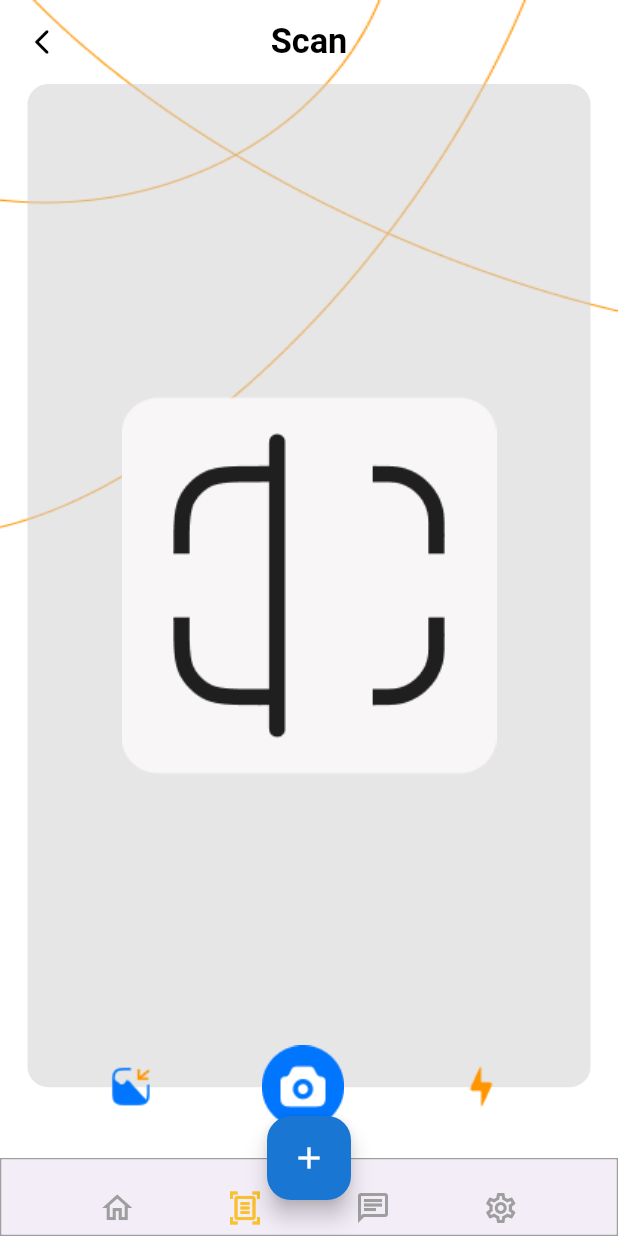
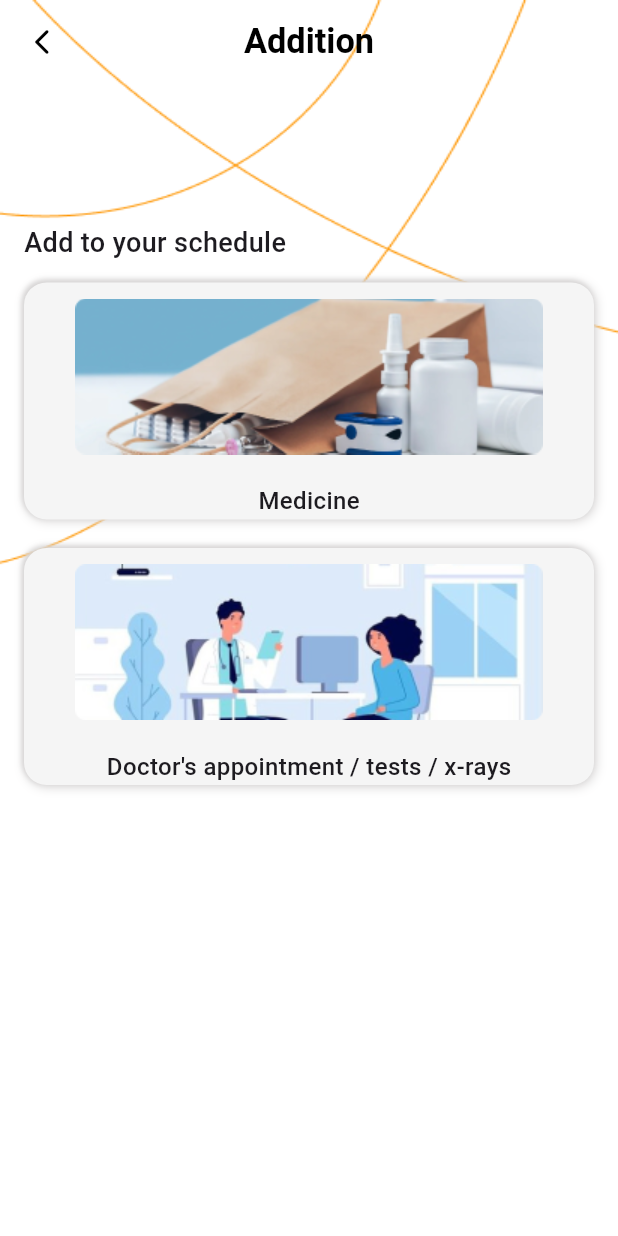
Before and after one commit to MonaAbdelaziz2024/Care_app_two, a Flutter app: the NavBar screen opened directly, item 2 of the bottom bar chosen, after a tap on the "add" icon, on a phone screen of 412 x 824 dp. Run offline on Flutter 3.47's test engine with Material 3 defaults, Android fonts, the phone set to English and light mode, and no system bars; our stand-ins replace curved_navigation_bar, flutter_screenutil; missing offline and left inert: datepicker_dropdown; Roboto replaces fonts that are missing (Ciaro).

Commit message:
Addition page

```diff
--- /dev/null
+++ b/lib/screens/addition/addition_view.dart
@@ -0,0 +1,50 @@
+// ignore_for_file: prefer_const_literals_to_create_immutables, prefer_const_constructors
+
+import 'package:care_app_two/helper/constant.dart';
+import 'package:care_app_two/helper/functions/custom_chat_bot_appbar.dart';
+//import 'package:care_app_two/helper/styles.dart';
+import 'package:care_app_two/screens/widgets/custom_addition_container.dart';
+import 'package:flutter/material.dart';
+import 'package:flutter_screenutil/flutter_screenutil.dart';
+
+class AdditionView extends StatelessWidget {
+  const AdditionView({super.key});
+
+  @override
+  Widget build(BuildContext context) {
+    return Scaffold(
+      appBar: CustomCareAppbar(context, 'Addition'),
+      extendBodyBehindAppBar: true,
+      body: Container(
+        decoration: const BoxDecoration(
+          image: DecorationImage(
+              image: AssetImage(kBackgroundStart), fit: BoxFit.fill),
+        ),
+        child: Padding(
+          padding: const EdgeInsets.symmetric(horizontal: 16),
+          child: ListView(
+            children: [
+              SizedBox(
+                height: 78.h,
+              ),
+              Text('Add to your schedule',
+                  style: TextStyle(
+                    fontSize: 18,
+                    fontWeight: FontWeight.w500,
+                  )),
+              SizedBox(
+                height: 11.h,
+              ),
+              AdditionContainer(
+                  image: ('assets/images/medicine.png'), text: 'Medicine'),
+              SizedBox(height: 16.h),
+              AdditionContainer(
+                  image: ('assets/images/tests.png'),
+                  text: 'Doctor\'s appointment / tests / x-rays'),
+            ],
+          ),
+        ),
+      ),
+    );
+  }
+}
--- a/lib/screens/homepage/home_view_body.dart
+++ b/lib/screens/homepage/home_view_body.dart
@@ -1,3 +1,5 @@
+// ignore_for_file: unnecessary_import
+
 import 'package:care_app_two/helper/constant.dart';
 import 'package:care_app_two/helper/styles.dart';
 import 'package:care_app_two/screens/profile/profile_view.dart';
--- a/lib/screens/profile/profile_view.dart
+++ b/lib/screens/profile/profile_view.dart
@@ -5,8 +5,9 @@ import 'package:care_app_two/helper/functions/custom_chat_bot_appbar.dart';
 import 'package:care_app_two/helper/styles.dart';
 import 'package:care_app_two/screens/start_screen/start.dart';
 import 'package:care_app_two/screens/widgets/custom_line_setting.dart';
-import 'package:care_app_two/screens/widgets/custom_setting_rec.dart';
+import 'package:care_app_two/screens/widgets/custom_profile_rec.dart';
 import 'package:flutter/material.dart';
+import 'package:flutter/widgets.dart';
 import 'package:flutter_screenutil/flutter_screenutil.dart';
 
 class ProfileView extends StatelessWidget {
@@ -105,10 +106,10 @@ class ProfileView extends StatelessWidget {
                 height: 7.h,
               ),
               Container(
-                height: 220.h,
+                height: 280.h,
                 decoration: BoxDecoration(
                   borderRadius: BorderRadius.circular(15),
-                  color: const Color(0xffcccccc).withOpacity(0.5),
+                  color: const Color(0xfff6f6f6),
                 ),
                 child: Column(
                   /// mainAxisAlignment: MainAxisAlignment.spaceBetween,
@@ -153,10 +154,10 @@ class ProfileView extends StatelessWidget {
                 height: 7.h,
               ),
               Container(
-                height: 115.h,
+                height: 150.h,
                 decoration: BoxDecoration(
                   borderRadius: BorderRadius.circular(15),
-                  color: const Color(0xffcccccc).withOpacity(0.5),
+                  color: const Color(0xfff6f6f6),
                 ),
                 child: Column(
                   children: [
--- /dev/null
+++ b/lib/screens/widgets/custom_addition_container.dart
@@ -0,0 +1,47 @@
+// ignore_for_file: non_constant_identifier_names, prefer_const_constructors_in_immutables, prefer_typing_uninitialized_variables, prefer_const_constructors
+
+import 'package:flutter/material.dart';
+import 'package:flutter_screenutil/flutter_screenutil.dart';
+
+class AdditionContainer extends StatelessWidget {
+ AdditionContainer({super.key, required this.image, required this.text});
+
+  final image;
+  final String text;
+
+  @override
+  Widget build(BuildContext context) {
+    return Container(
+      width: 328,
+      height: 158,
+      decoration: BoxDecoration(boxShadow: const [
+        BoxShadow(
+            color: Color.fromARGB(255, 214, 212, 212),
+            offset: Offset(1, 1),
+            blurRadius: 5),
+        BoxShadow(
+            color: Color.fromARGB(255, 214, 212, 212),
+            offset: Offset(-1, -1),
+            blurRadius: 2),
+      ], borderRadius: BorderRadius.circular(15), color: Color(0xfff5f5f5)),
+      child: Column(
+        mainAxisAlignment: MainAxisAlignment.center,
+        children: [
+          Image.asset(
+            image,
+            width: 312.w,
+            height: 104.h,
+          ),
+          SizedBox(
+            height: 8.h,
+          ),
+          Text(text,
+              style: TextStyle(
+                fontSize: 16,
+                fontWeight: FontWeight.w500,
+              ))
+        ],
+      ),
+    );
+  }
+}
--- a/lib/screens/widgets/custom_setting_rec.dart
+++ b/lib/screens/widgets/custom_profile_rec.dart
@@ -4,11 +4,17 @@ import 'package:care_app_two/helper/styles.dart';
 import 'package:flutter/material.dart';
 import 'package:flutter_screenutil/flutter_screenutil.dart';
 
-class SettingRec extends StatelessWidget {
-  const SettingRec({super.key, required this.icontext, this.endtext, this.icon});
+class ProfileRec extends StatelessWidget {
+  const ProfileRec({
+    super.key,
+    required this.icontext,
+    this.endtext,
+    this.icon,
+  });
   final icontext;
   final endtext;
   final icon;
+
   @override
   Widget build(BuildContext context) {
     return Padding(
@@ -19,18 +25,20 @@ class SettingRec extends StatelessWidget {
           Row(
             children: [
               Icon(icon),
-              SizedBox(width: 9.w,),
+              SizedBox(
+                width: 9.w,
+              ),
               Text(
-          icontext,
-          style: Styles.Style16,)
+                icontext,
+                style: Styles.Style16,
+              ),
             ],
           ),
           Text(
-          endtext,
-          style: Styles.Style16,
-        ),
+            endtext,
+            style: Styles.Style16,
+          ),
         ],
-
       ),
     );
   }
--- a/lib/screens/widgets/home_bottom_navigator.dart
+++ b/lib/screens/widgets/home_bottom_navigator.dart
@@ -1,3 +1,4 @@
+//import 'package:care_app_two/screens/addition/addition_view.dart';
 import 'package:care_app_two/screens/chat_bot_page/chatbot_view.dart';
 import 'package:care_app_two/screens/homepage/home_view_body.dart';
 import 'package:care_app_two/screens/scanPage/scan_view.dart';
@@ -14,7 +15,7 @@ class CustomNavigationBottomBar extends StatefulWidget {
 }
 
 class _CustomNavigationBottomBarState extends State<CustomNavigationBottomBar> {
-List<dynamic> pages = [const HomeViewBody(), const ScanView(), const ChatBotView()/*, const SettingView()*/];
+List<dynamic> pages = [const HomeViewBody(), const ScanView(),const ChatBotView()/*, const SettingView()*/];
   int indexPage = 0;
 
   GlobalKey<CurvedNavigationBarState> globalKey = GlobalKey();
@@ -41,7 +42,7 @@ List<dynamic> pages = [const HomeViewBody(), const ScanView(), const ChatBotView
 
             Icon(Icons.home_outlined),
              Icon(Icons.document_scanner_outlined),
-            // Icon(Icons.add),
+
 
                 Icon(Icons.chat_outlined),
                Icon(Icons.settings_outlined),
--- a/lib/screens/widgets/navbar.dart
+++ b/lib/screens/widgets/navbar.dart
@@ -1,5 +1,7 @@
 // ignore_for_file: prefer_const_constructors
 
+//import 'package:care_app_two/screens/addition/addition_view.dart';
+import 'package:care_app_two/screens/addition/addition_view.dart';
 import 'package:care_app_two/screens/chat_bot_page/chatbot_view.dart';
 import 'package:care_app_two/screens/homepage/home_view_body.dart';
 import 'package:care_app_two/screens/scanPage/scan_view.dart';
@@ -25,8 +27,6 @@ class _NavBarState extends State<NavBar> {
   PageController controller = PageController();
 
   void nextPage(index) {
-
-
     controller.jumpToPage(index);
     currentindex = index;
   }
@@ -37,8 +37,14 @@ class _NavBarState extends State<NavBar> {
       child: Scaffold(
         floatingActionButtonLocation: FloatingActionButtonLocation.centerDocked,
         floatingActionButton: FloatingActionButton(
+          shape: CircleBorder(),
           backgroundColor: Colors.blue[700],
-          onPressed: () {},
+          onPressed: () {
+            Navigator.push(
+              context,
+              MaterialPageRoute(builder: (context) => AdditionView()),
+            );
+          },
           child: Icon(
             Icons.add,
             color: Colors.white,
@@ -55,14 +61,12 @@ class _NavBarState extends State<NavBar> {
           child: BottomAppBar(
             height: 50,
             child: Row(
-              mainAxisAlignment: MainAxisAlignment.spaceEvenly,
+              mainAxisAlignment: MainAxisAlignment.spaceAround,
               children: [
                 IconButton(
                   onPressed: () {
                     nextPage(0);
-                    setState(() {
-
-                      });
+                    setState(() {});
                   },
                   icon: Icon(Icons.home_outlined,
                       color:
@@ -71,9 +75,7 @@ class _NavBarState extends State<NavBar> {
                 IconButton(
                   onPressed: () {
                     nextPage(1);
-                    setState(() {
-
-                      });
+                    setState(() {});
                   },
                   icon: Icon(Icons.document_scanner_outlined,
                       color:
@@ -82,9 +84,7 @@ class _NavBarState extends State<NavBar> {
                 IconButton(
                     onPressed: () {
                       nextPage(2);
-                      setState(() {
-
-                      });
+                      setState(() {});
                     },
                     icon: Icon(Icons.chat_outlined,
                         color: currentindex == 2
@@ -93,14 +93,12 @@ class _NavBarState extends State<NavBar> {
                 IconButton(
                     onPressed: () {
                       nextPage(3);
-                      setState(() {
-
-                      });
+                      setState(() {});
                     },
                     icon: Icon(Icons.settings_outlined,
                         color: currentindex == 3
                             ? Colors.yellow[700]
-                            : Colors.grey)),
+                           : Colors.grey)),
               ],
             ),
           ),
```
Also changed, not shown: assets/images/medicine.png (added), assets/images/tests.png (added).
